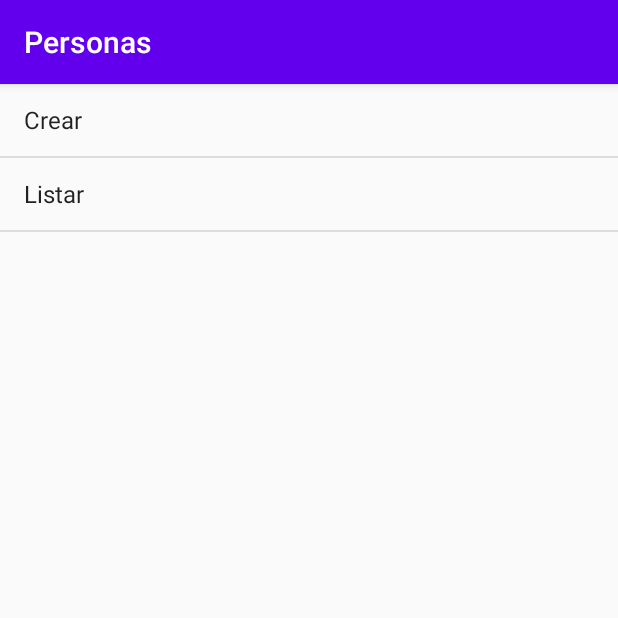
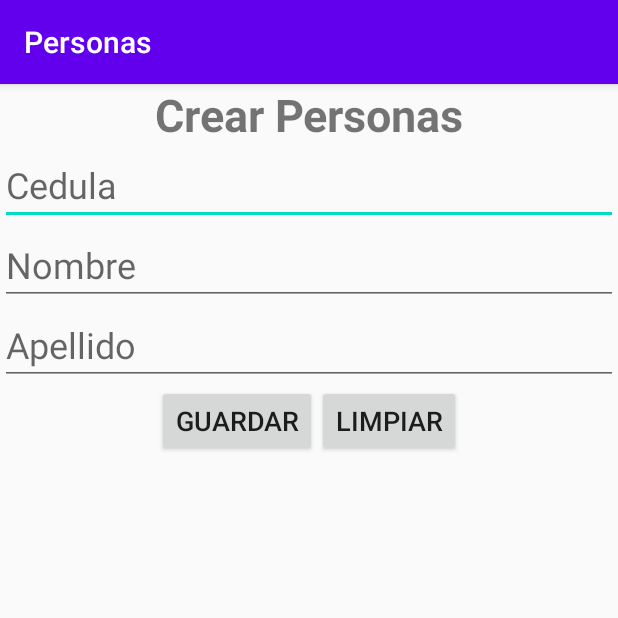
Before and after one commit to YuriQuintero5/personas, an Android app: the screen it shows after launch (MainActivity before the commit, CrearPersonas after it), after a tap on "Crear", on a phone screen of 412 x 824 dp, the top half of it. Run offline under Robolectric (Android 15) with nearby library versions, the phone set to English and light mode, and no system bars.

Commit message:
Terminado con correcciones

```diff
--- a/app/src/main/java/com/example/personas/MainActivity.java
+++ b/app/src/main/java/com/example/personas/MainActivity.java
@@ -9,7 +9,7 @@ import android.widget.AdapterView;
 import android.widget.ArrayAdapter;
 import android.widget.ListView;
 
-import adapterView.OnItemClickListener;
+
 
 public class MainActivity extends AppCompatActivity {
     private ListView Lista_Opciones;
--- /dev/null
+++ b/app/src/main/res/layout/activity_crear_personas.xml
@@ -0,0 +1,70 @@
+<?xml version="1.0" encoding="utf-8"?>
+<LinearLayout xmlns:android="http://schemas.android.com/apk/res/android"
+    xmlns:app="http://schemas.android.com/apk/res-auto"
+    xmlns:tools="http://schemas.android.com/tools"
+    android:layout_width="match_parent"
+    android:layout_height="match_parent"
+    android:orientation="vertical"
+    tools:context=".CrearPersonas">
+
+    <TextView
+        android:id="@+id/lblTitulo"
+        android:layout_width="match_parent"
+        android:layout_height="wrap_content"
+        android:gravity="center"
+        android:text="@string/Titulo"
+        android:textSize="30sp"
+        android:textStyle="bold" />
+
+    <EditText
+        android:id="@+id/txtCedula"
+        android:layout_width="match_parent"
+        android:layout_height="wrap_content"
+        android:ems="10"
+        android:hint="@string/Cedula"
+        android:inputType="textPersonName"
+        android:textSize="24sp" />
+
+    <EditText
+        android:id="@+id/txtNombre"
+        android:layout_width="match_parent"
+        android:layout_height="wrap_content"
+        android:ems="10"
+        android:hint="@string/Nombre"
+        android:inputType="textPersonName"
+        android:textSize="24sp" />
+
+    <EditText
+        android:id="@+id/txtApellido"
+        android:layout_width="match_parent"
+        android:layout_height="wrap_content"
+        android:ems="10"
+        android:hint="@string/Apellido"
+        android:inputType="textPersonName"
+        android:textSize="24sp" />
+
+    <LinearLayout
+        android:layout_width="match_parent"
+        android:layout_height="match_parent"
+        android:gravity="center_horizontal"
+        android:orientation="horizontal">
+
+        <Button
+            android:id="@+id/btnGuardar"
+            android:layout_width="wrap_content"
+            android:layout_height="wrap_content"
+            android:onClick="guardar"
+            android:text="@string/guardar"
+            android:textSize="18sp" />
+
+        <Button
+            android:id="@+id/btnLimpiar"
+            android:layout_width="wrap_content"
+            android:layout_height="wrap_content"
+            android:onClick="limpiar"
+            android:text="@string/limpiar"
+            android:textSize="18sp" />
+
+    </LinearLayout>
+
+</LinearLayout>
--- a/app/src/main/res/values/strings.xml
+++ b/app/src/main/res/values/strings.xml
@@ -3,18 +3,22 @@
     <string name="Titulo">Crear Personas</string>
     <string name="opcion_crear">Crear</string>
     <string name="opcion_listar">Listar</string>
+    <string name="guardar">Guardar</string>
+    <string name="limpiar">Limpiar</string>
     <string-array name="opciones">
         <item>@string/opcion_crear</item>
         <item>@string/opcion_listar</item>
     </string-array>
+
     <string name="Cedula">Cedula</string>
     <string name="Nombre">Nombre</string>
     <string name="Apellido">Apellido</string>
     <string name="error_cedula">Digite su cedula</string>
     <string name="error_nombre">Digite su nombre</string>
+    <string name="error_apellido">Digite su apellido</string>
     <string name="mensaje_guardado">Persona guardada corretamente</string>
-    <string name="error_apellido">Digite su apellido</string>
-    <string name="Numero">No</string>
+    <string name="numero">No.</string>
+
 
 
 </resources>
```
Also changed, not shown: app/src/main/java/com/example/personas/CrearPersonas.java (added, +57 -0 lines), app/src/main/java/com/example/personas/Datos.java (added, +11 -0 lines), app/src/main/java/com/example/personas/ListarPersonas.java (added, +43 -0 lines), app/src/main/java/com/example/personas/Persona.java (added, +36 -0 lines), app/src/main/res/layout/activity_listar_personas.xml (added, +55 -0 lines), app/src/main/java/adapterView/OnItemClickListener.java (added), 2 other files.
